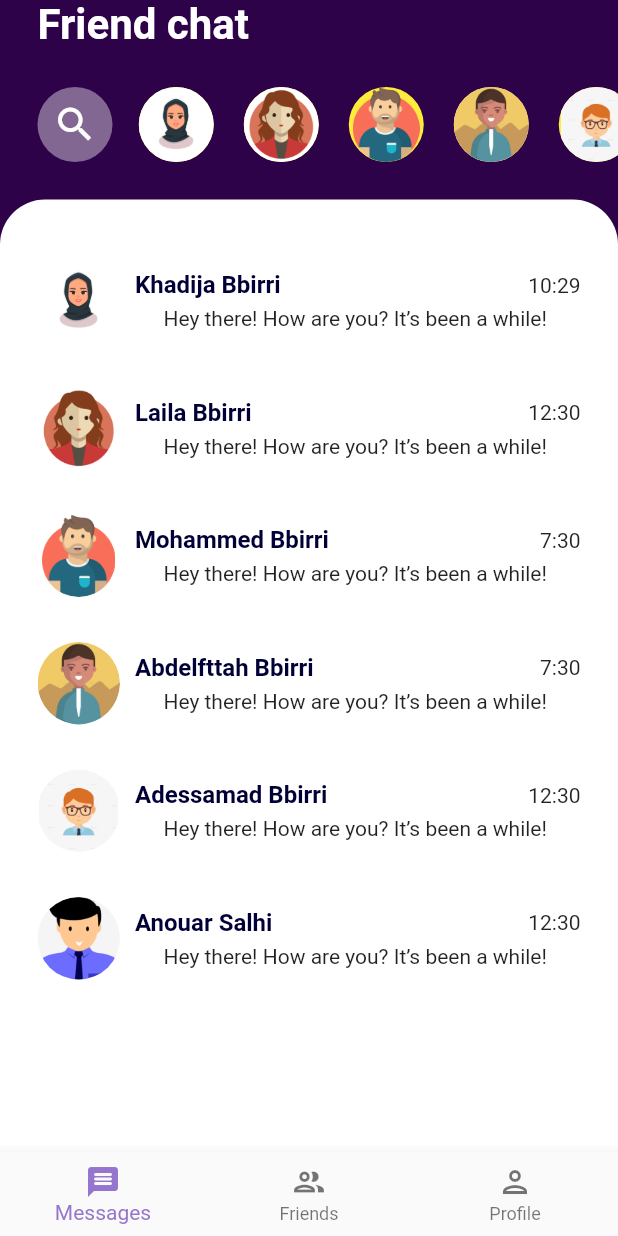
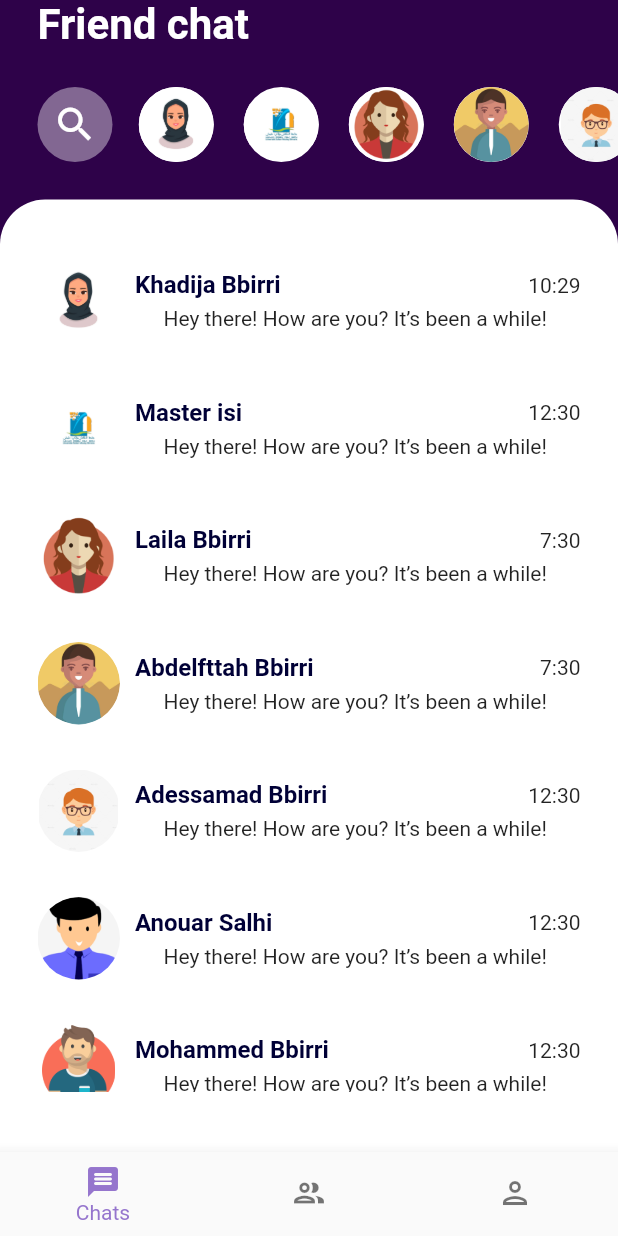
Before and after one commit to Bbirrikhadija/chat-app, a Flutter app: the screen it shows after launch, on a phone screen of 412 x 824 dp. Run offline on Flutter 3.47's test engine with Material 2 defaults, Android fonts, the light colour scheme and no system bars.

Commit message:
:star: fix: navbarfixed

```diff
--- a/lib/home/home.dart
+++ b/lib/home/home.dart
@@ -4,17 +4,33 @@ import 'package:chat_application/widgets/recent_contacts.dart';
 import 'package:flutter/material.dart';
 import '../constants/colors.dart';
 
-class HomePage extends StatelessWidget{
+class HomePage extends StatefulWidget {
+
+  @override
+  _HomePageState createState() => _HomePageState();
+}
+class _HomePageState extends State<HomePage> {
+  int currentIndex = 0;
+  final screens = [
+    Center(child: HomePage()),
+    Center(child: Text('Friends')),
+    Center(child: Text('Profile')),
+  ];
   @override
   Widget build (BuildContext context){
     return Scaffold(
       backgroundColor: KPrimary,
-      body: Container(
+
+      body:
+        Container(
         padding: EdgeInsets.only(
           top: MediaQuery.of(context).padding.top),
+
+
         child: Column (
           crossAxisAlignment: CrossAxisAlignment.start,
-          children: [Padding(
+          children: [
+            Padding(
             padding: const EdgeInsets.only(left: 25),
             child: Text('Friend chat',
             style : TextStyle(
@@ -23,20 +39,35 @@ class HomePage extends StatelessWidget{
               fontSize: 28
             ), ),
           ),
+
             RecentContacts(),
-            Messages()
+            Messages(),
           ],
 
         ),
+
       ),
       bottomNavigationBar:
-      BottomNavigationBar(selectedItemColor: Colors.deepPurple[300], items: [
-        BottomNavigationBarItem(icon: Icon(Icons.message_rounded), label: 'Messages'),
+      BottomNavigationBar(
+        currentIndex: currentIndex,
+        onTap: (index) => setState(() => currentIndex = index),
+        selectedItemColor: Colors.deepPurple[300],
+        showUnselectedLabels: false, items: [
         BottomNavigationBarItem(
-            icon: Icon(Icons.people_outlined), label: 'Friends'),
+            icon: Icon(
+                Icons.message_rounded),
+            label: 'Chats'),
         BottomNavigationBarItem(
-            icon: Icon(Icons.person_outlined), label: 'Profile'),
-      ]),
+            icon: Icon(
+                Icons.people_outlined),
+            label: 'Friends'),
+        BottomNavigationBarItem(
+            icon: Icon(
+                Icons.person_outlined),
+            label: 'Profile'
+        )
+      ],
+      ),
     );
   }
 }
--- a/lib/models/messages.dart
+++ b/lib/models/messages.dart
@@ -4,8 +4,7 @@ class Message {
     User user;
     String lastMessage;
     String lastTime;
-    bool isContinue;
-    Message(this.user, this.lastMessage, this.lastTime, {this.isContinue = false});
+    Message(this.user, this.lastMessage, this.lastTime);
 
     static List<Message> generateHomePageMessages(){
         return [
@@ -15,6 +14,7 @@ class Message {
             Message( users[3], 'Hey there! How are you? It’s been a while! ', '7:30'),
             Message( users[4], 'Hey there! How are you? It’s been a while! ', '12:30'),
             Message( users[5], 'Hey there! How are you? It’s been a while! ', '12:30'),
+            Message( users[6], 'Hey there! How are you? It’s been a while! ', '12:30'),
         ];
     }
 }
--- a/lib/models/user.dart
+++ b/lib/models/user.dart
@@ -9,11 +9,12 @@ class User{
   static List<User> generateUsers(){
     return [
       User(1, 'Khadija', 'Bbirri', 'assets/images/user1.jpg', Color(0xFFEDEEF7)),
-      User(2, 'Laila', 'Bbirri', 'assets/images/user2.png', Color(0xFFEDEEF7)),
-      User(3, 'Mohammed', 'Bbirri', 'assets/images/user3.png', Color(0xFFEDEEF7)),
+      User(2, 'Master', 'isi', 'assets/images/masterisii.jpg', Color(0xFFEDEEF7)),
+      User(3, 'Laila', 'Bbirri', 'assets/images/user2.png', Color(0xFFEDEEF7)),
       User(4, 'Abdelfttah', 'Bbirri', 'assets/images/user4.jpg', Color(0xFFEDEEF7)),
       User(5, 'Adessamad', 'Bbirri', 'assets/images/user5.png', Color(0xFFEDEEF7)),
       User(6, 'Anouar', 'Salhi', 'assets/images/user6.png', Color(0xFFEDEEF7)),
+      User(7, 'Mohammed', 'Bbirri', 'assets/images/user3.png', Color(0xFFEDEEF7)),
     ];
   }
 }
--- a/lib/widgets/recent_contacts.dart
+++ b/lib/widgets/recent_contacts.dart
@@ -30,7 +30,7 @@ class RecentContacts extends StatelessWidget{
                     height: 55,
                     padding: EdgeInsets.all(6),
                     decoration: BoxDecoration(
-                        color: Colors.yellow,
+                        color: Colors.white,
                         shape: BoxShape.circle,
                         image:
                         DecorationImage(image: AssetImage(contactList[index].iconUrl))
--- a/pubspec.yaml
+++ b/pubspec.yaml
@@ -29,6 +29,7 @@ environment:
 dependencies:
   flutter:
     sdk: flutter
+  splashscreen: ^1.3.5
 
 
   # The following adds the Cupertino Icons font to your application.
@@ -45,7 +46,6 @@ dev_dependencies:
   # package. See that file for information about deactivating specific lint
   # rules and activating additional ones.
   flutter_lints: ^2.0.0
-  splashscreen: ^1.3.5
 
 # For information on the generic Dart part of this file, see the
 # following page: https://dart.dev/tools/pub/pubspec
```
Also changed, not shown: lib/main.dart (+38 -1 lines), pubspec.lock, 2 other files.
